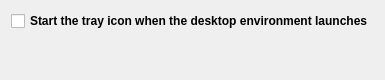
Before: the Qt Designer form tray/gui/autostartoptionpage.ui in Martchus/syncthingtray, drawn with Qt 5.
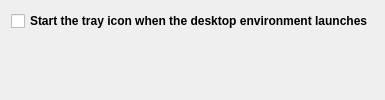
After: the same form once the commit is applied.

Commit message: Remove useless geometry property

```diff
--- a/tray/gui/autostartoptionpage.ui
+++ b/tray/gui/autostartoptionpage.ui
@@ -2,14 +2,6 @@
 <ui version="4.0">
  <class>QtGui::AutostartOptionPage</class>
  <widget class="QWidget" name="QtGui::AutostartOptionPage">
-  <property name="geometry">
-   <rect>
-    <x>0</x>
-    <y>0</y>
-    <width>376</width>
-    <height>80</height>
-   </rect>
-  </property>
   <property name="windowTitle">
    <string>Autostart</string>
   </property>
```
The commit also changes 2 other files.
